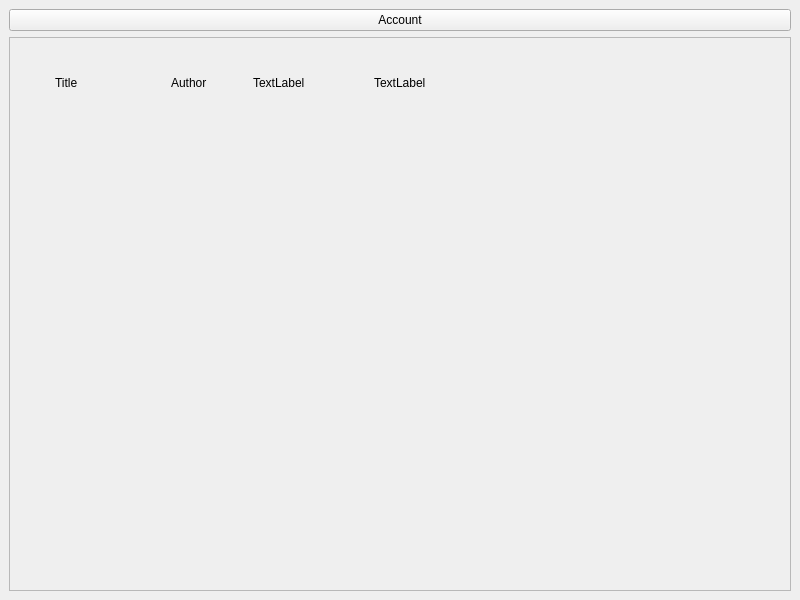
Above: browsecatalogue.ui from C-Rayan/COMP3004A1 before the change. Below: the same form after it.
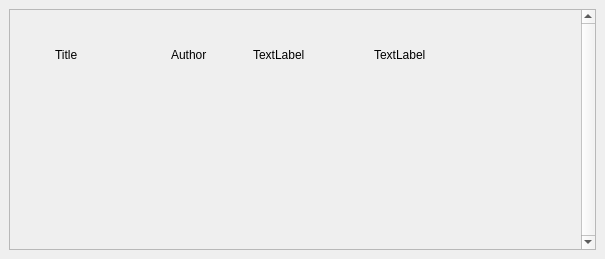
That is the form after the change.

```diff
--- a/browsecatalogue.ui
+++ b/browsecatalogue.ui
@@ -6,32 +6,19 @@
    <rect>
     <x>0</x>
     <y>0</y>
-    <width>800</width>
-    <height>600</height>
+    <width>605</width>
+    <height>259</height>
    </rect>
   </property>
   <property name="windowTitle">
    <string>MainWindow</string>
   </property>
   <widget class="QWidget" name="centralwidget">
-   <layout class="QVBoxLayout" name="verticalLayout">
-    <item>
-     <widget class="QPushButton" name="pushButton">
-      <property name="sizePolicy">
-       <sizepolicy hsizetype="Preferred" vsizetype="Fixed">
-        <horstretch>0</horstretch>
-        <verstretch>0</verstretch>
-       </sizepolicy>
-      </property>
-      <property name="text">
-       <string>Account</string>
-      </property>
-     </widget>
-    </item>
+   <layout class="QVBoxLayout" name="verticalLayout_2">
     <item>
      <widget class="QScrollArea" name="scrollArea">
       <property name="verticalScrollBarPolicy">
-       <enum>Qt::ScrollBarAsNeeded</enum>
+       <enum>Qt::ScrollBarPolicy::ScrollBarAlwaysOn</enum>
       </property>
       <property name="widgetResizable">
        <bool>true</bool>
@@ -41,8 +28,8 @@
         <rect>
          <x>0</x>
          <y>0</y>
-         <width>780</width>
-         <height>549</height>
+         <width>581</width>
+         <height>245</height>
         </rect>
        </property>
        <widget class="QWidget" name="horizontalLayoutWidget">
```
